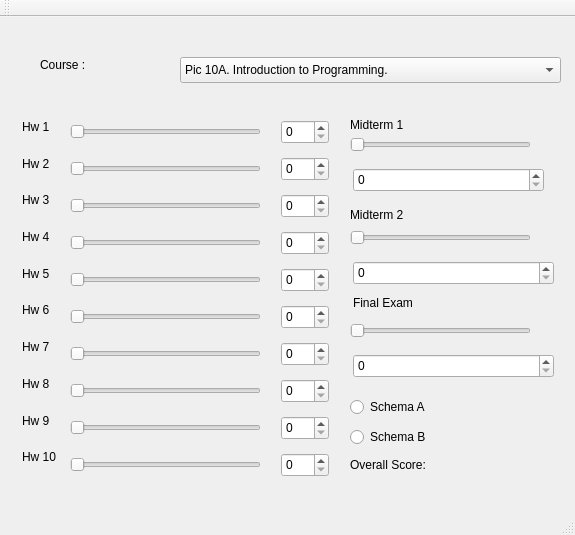
This is mainwindow.ui in Saahil12/10C-HW2 as Qt 5 draws it before an edit. The edited form follows.
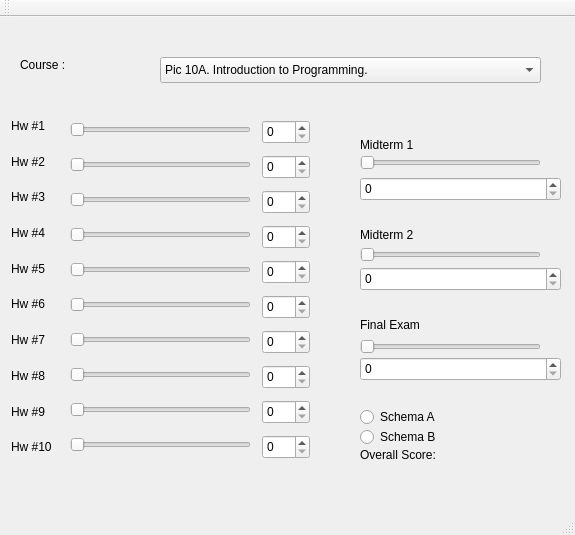
This is the edited form.

What changed in the file:
```diff
--- a/mainwindow.ui
+++ b/mainwindow.ui
@@ -17,7 +17,7 @@
    <widget class="QComboBox" name="comboBox">
     <property name="geometry">
      <rect>
-      <x>180</x>
+      <x>160</x>
       <y>40</y>
       <width>381</width>
       <height>26</height>
@@ -42,8 +42,8 @@
    <widget class="QRadioButton" name="radioButton">
     <property name="geometry">
      <rect>
-      <x>350</x>
-      <y>380</y>
+      <x>360</x>
+      <y>390</y>
       <width>100</width>
       <height>20</height>
      </rect>
@@ -55,7 +55,7 @@
    <widget class="QRadioButton" name="radioButton_2">
     <property name="geometry">
      <rect>
-      <x>350</x>
+      <x>360</x>
       <y>410</y>
       <width>100</width>
       <height>20</height>
@@ -68,7 +68,7 @@
    <widget class="QLabel" name="label_course">
     <property name="geometry">
      <rect>
-      <x>40</x>
+      <x>20</x>
       <y>40</y>
       <width>60</width>
       <height>16</height>
@@ -81,8 +81,8 @@
    <widget class="QLabel" name="label_overallScore">
     <property name="geometry">
      <rect>
-      <x>350</x>
-      <y>440</y>
+      <x>360</x>
+      <y>430</y>
       <width>91</width>
       <height>16</height>
      </rect>
@@ -94,8 +94,8 @@
    <widget class="QLabel" name="label_14">
     <property name="geometry">
      <rect>
-      <x>440</x>
-      <y>440</y>
+      <x>450</x>
+      <y>430</y>
       <width>60</width>
       <height>16</height>
      </rect>
@@ -104,77 +104,25 @@
      <string/>
     </property>
    </widget>
-   <widget class="QSlider" name="horizontalSlider_10">
+   <widget class="QLabel" name="label">
     <property name="geometry">
      <rect>
-      <x>70</x>
-      <y>437</y>
-      <width>191</width>
-      <height>22</height>
+      <x>11</x>
+      <y>101</y>
+      <width>38</width>
+      <height>16</height>
      </rect>
     </property>
-    <property name="orientation">
-     <enum>Qt::Horizontal</enum>
-    </property>
-   </widget>
-   <widget class="QSlider" name="horizontalSlider_5">
-    <property name="geometry">
-     <rect>
-      <x>70</x>
-      <y>252</y>
-      <width>191</width>
-      <height>22</height>
-     </rect>
-    </property>
-    <property name="orientation">
-     <enum>Qt::Horizontal</enum>
-    </property>
-   </widget>
-   <widget class="QSlider" name="horizontalSlider_7">
-    <property name="geometry">
-     <rect>
-      <x>70</x>
-      <y>326</y>
-      <width>191</width>
-      <height>22</height>
-     </rect>
-    </property>
-    <property name="orientation">
-     <enum>Qt::Horizontal</enum>
-    </property>
-   </widget>
-   <widget class="QSlider" name="horizontalSlider_9">
-    <property name="geometry">
-     <rect>
-      <x>70</x>
-      <y>400</y>
-      <width>191</width>
-      <height>22</height>
-     </rect>
-    </property>
-    <property name="orientation">
-     <enum>Qt::Horizontal</enum>
-    </property>
-   </widget>
-   <widget class="QSlider" name="horizontalSlider_3">
-    <property name="geometry">
-     <rect>
-      <x>70</x>
-      <y>178</y>
-      <width>191</width>
-      <height>22</height>
-     </rect>
-    </property>
-    <property name="orientation">
-     <enum>Qt::Horizontal</enum>
+    <property name="text">
+     <string>Hw #1</string>
     </property>
    </widget>
    <widget class="QSlider" name="horizontalSlider">
     <property name="geometry">
      <rect>
       <x>70</x>
-      <y>104</y>
-      <width>191</width>
+      <y>102</y>
+      <width>181</width>
       <height>22</height>
      </rect>
     </property>
@@ -182,12 +130,64 @@
      <enum>Qt::Horizontal</enum>
     </property>
    </widget>
+   <widget class="QSlider" name="horizontalSlider_2">
+    <property name="geometry">
+     <rect>
+      <x>70</x>
+      <y>137</y>
+      <width>181</width>
+      <height>22</height>
+     </rect>
+    </property>
+    <property name="orientation">
+     <enum>Qt::Horizontal</enum>
+    </property>
+   </widget>
+   <widget class="QLabel" name="label_2">
+    <property name="geometry">
+     <rect>
+      <x>11</x>
+      <y>137</y>
+      <width>40</width>
+      <height>16</height>
+     </rect>
+    </property>
+    <property name="text">
+     <string>Hw #2</string>
+    </property>
+   </widget>
+   <widget class="QSlider" name="horizontalSlider_3">
+    <property name="geometry">
+     <rect>
+      <x>70</x>
+      <y>172</y>
+      <width>181</width>
+      <height>22</height>
+     </rect>
+    </property>
+    <property name="orientation">
+     <enum>Qt::Horizontal</enum>
+    </property>
+   </widget>
+   <widget class="QLabel" name="label_3">
+    <property name="geometry">
+     <rect>
+      <x>11</x>
+      <y>172</y>
+      <width>40</width>
+      <height>16</height>
+     </rect>
+    </property>
+    <property name="text">
+     <string>Hw #3</string>
+    </property>
+   </widget>
    <widget class="QSlider" name="horizontalSlider_4">
     <property name="geometry">
      <rect>
       <x>70</x>
-      <y>215</y>
-      <width>191</width>
+      <y>207</y>
+      <width>181</width>
       <height>22</height>
      </rect>
     </property>
@@ -195,12 +195,51 @@
      <enum>Qt::Horizontal</enum>
     </property>
    </widget>
+   <widget class="QLabel" name="label_4">
+    <property name="geometry">
+     <rect>
+      <x>11</x>
+      <y>208</y>
+      <width>61</width>
+      <height>16</height>
+     </rect>
+    </property>
+    <property name="text">
+     <string>Hw #4</string>
+    </property>
+   </widget>
+   <widget class="QSlider" name="horizontalSlider_5">
+    <property name="geometry">
+     <rect>
+      <x>70</x>
+      <y>242</y>
+      <width>181</width>
+      <height>22</height>
+     </rect>
+    </property>
+    <property name="orientation">
+     <enum>Qt::Horizontal</enum>
+    </property>
+   </widget>
+   <widget class="QLabel" name="label_5">
+    <property name="geometry">
+     <rect>
+      <x>11</x>
+      <y>244</y>
+      <width>40</width>
+      <height>16</height>
+     </rect>
+    </property>
+    <property name="text">
+     <string>Hw #5</string>
+    </property>
+   </widget>
    <widget class="QSlider" name="horizontalSlider_6">
     <property name="geometry">
      <rect>
       <x>70</x>
-      <y>289</y>
-      <width>191</width>
+      <y>277</y>
+      <width>181</width>
       <height>22</height>
      </rect>
     </property>
@@ -208,12 +247,25 @@
      <enum>Qt::Horizontal</enum>
     </property>
    </widget>
-   <widget class="QSlider" name="horizontalSlider_2">
+   <widget class="QLabel" name="label_6">
+    <property name="geometry">
+     <rect>
+      <x>11</x>
+      <y>279</y>
+      <width>40</width>
+      <height>16</height>
+     </rect>
+    </property>
+    <property name="text">
+     <string>Hw #6</string>
+    </property>
+   </widget>
+   <widget class="QSlider" name="horizontalSlider_7">
     <property name="geometry">
      <rect>
       <x>70</x>
-      <y>141</y>
-      <width>191</width>
+      <y>312</y>
+      <width>181</width>
       <height>22</height>
      </rect>
     </property>
@@ -221,12 +273,25 @@
      <enum>Qt::Horizontal</enum>
     </property>
    </widget>
+   <widget class="QLabel" name="label_7">
+    <property name="geometry">
+     <rect>
+      <x>11</x>
+      <y>315</y>
+      <width>39</width>
+      <height>16</height>
+     </rect>
+    </property>
+    <property name="text">
+     <string>Hw #7</string>
+    </property>
+   </widget>
    <widget class="QSlider" name="horizontalSlider_8">
     <property name="geometry">
      <rect>
       <x>70</x>
-      <y>363</y>
-      <width>191</width>
+      <y>347</y>
+      <width>181</width>
       <height>22</height>
      </rect>
     </property>
@@ -234,11 +299,76 @@
      <enum>Qt::Horizontal</enum>
     </property>
    </widget>
+   <widget class="QLabel" name="label_8">
+    <property name="geometry">
+     <rect>
+      <x>11</x>
+      <y>351</y>
+      <width>40</width>
+      <height>16</height>
+     </rect>
+    </property>
+    <property name="text">
+     <string>Hw #8</string>
+    </property>
+   </widget>
+   <widget class="QSlider" name="horizontalSlider_9">
+    <property name="geometry">
+     <rect>
+      <x>70</x>
+      <y>382</y>
+      <width>181</width>
+      <height>22</height>
+     </rect>
+    </property>
+    <property name="orientation">
+     <enum>Qt::Horizontal</enum>
+    </property>
+   </widget>
+   <widget class="QLabel" name="label_9">
+    <property name="geometry">
+     <rect>
+      <x>11</x>
+      <y>387</y>
+      <width>40</width>
+      <height>16</height>
+     </rect>
+    </property>
+    <property name="text">
+     <string>Hw #9</string>
+    </property>
+   </widget>
+   <widget class="QSlider" name="horizontalSlider_10">
+    <property name="geometry">
+     <rect>
+      <x>70</x>
+      <y>417</y>
+      <width>181</width>
+      <height>22</height>
+     </rect>
+    </property>
+    <property name="orientation">
+     <enum>Qt::Horizontal</enum>
+    </property>
+   </widget>
+   <widget class="QLabel" name="label_10">
+    <property name="geometry">
+     <rect>
+      <x>11</x>
+      <y>422</y>
+      <width>46</width>
+      <height>16</height>
+     </rect>
+    </property>
+    <property name="text">
+     <string>Hw #10</string>
+    </property>
+   </widget>
    <widget class="QSpinBox" name="spinBox_2">
     <property name="geometry">
      <rect>
-      <x>281</x>
-      <y>140</y>
+      <x>262</x>
+      <y>138</y>
       <width>48</width>
       <height>24</height>
      </rect>
@@ -247,8 +377,8 @@
    <widget class="QSpinBox" name="spinBox_3">
     <property name="geometry">
      <rect>
-      <x>281</x>
-      <y>177</y>
+      <x>262</x>
+      <y>173</y>
       <width>48</width>
       <height>24</height>
      </rect>
@@ -257,8 +387,8 @@
    <widget class="QSpinBox" name="spinBox_4">
     <property name="geometry">
      <rect>
-      <x>281</x>
-      <y>214</y>
+      <x>262</x>
+      <y>208</y>
       <width>48</width>
       <height>24</height>
      </rect>
@@ -267,8 +397,8 @@
    <widget class="QSpinBox" name="spinBox_5">
     <property name="geometry">
      <rect>
-      <x>281</x>
-      <y>251</y>
+      <x>262</x>
+      <y>243</y>
       <width>48</width>
       <height>24</height>
      </rect>
@@ -277,7 +407,7 @@
    <widget class="QSpinBox" name="spinBox">
     <property name="geometry">
      <rect>
-      <x>281</x>
+      <x>262</x>
       <y>103</y>
       <width>48</width>
       <height>24</height>
@@ -287,8 +417,8 @@
    <widget class="QSpinBox" name="spinBox_6">
     <property name="geometry">
      <rect>
-      <x>281</x>
-      <y>288</y>
+      <x>262</x>
+      <y>278</y>
       <width>48</width>
       <height>24</height>
      </rect>
@@ -297,8 +427,8 @@
    <widget class="QSpinBox" name="spinBox_7">
     <property name="geometry">
      <rect>
-      <x>281</x>
-      <y>325</y>
+      <x>262</x>
+      <y>313</y>
       <width>48</width>
       <height>24</height>
      </rect>
@@ -307,8 +437,8 @@
    <widget class="QSpinBox" name="spinBox_9">
     <property name="geometry">
      <rect>
-      <x>281</x>
-      <y>399</y>
+      <x>262</x>
+      <y>383</y>
       <width>48</width>
       <height>24</height>
      </rect>
@@ -317,8 +447,8 @@
    <widget class="QSpinBox" name="spinBox_10">
     <property name="geometry">
      <rect>
-      <x>281</x>
-      <y>436</y>
+      <x>262</x>
+      <y>418</y>
       <width>48</width>
       <height>24</height>
      </rect>
@@ -327,8 +457,8 @@
    <widget class="QSpinBox" name="spinBox_8">
     <property name="geometry">
      <rect>
-      <x>281</x>
-      <y>362</y>
+      <x>262</x>
+      <y>348</y>
       <width>48</width>
       <height>24</height>
      </rect>
@@ -337,8 +467,8 @@
    <widget class="QSlider" name="horizontalSlider_13">
     <property name="geometry">
      <rect>
-      <x>350</x>
-      <y>303</y>
+      <x>360</x>
+      <y>319</y>
       <width>181</width>
       <height>22</height>
      </rect>
@@ -350,8 +480,8 @@
    <widget class="QSlider" name="horizontalSlider_12">
     <property name="geometry">
      <rect>
-      <x>350</x>
-      <y>210</y>
+      <x>360</x>
+      <y>227</y>
       <width>181</width>
       <height>22</height>
      </rect>
@@ -363,8 +493,8 @@
    <widget class="QSlider" name="horizontalSlider_11">
     <property name="geometry">
      <rect>
-      <x>350</x>
-      <y>117</y>
+      <x>360</x>
+      <y>135</y>
       <width>181</width>
       <height>22</height>
      </rect>
@@ -376,9 +506,9 @@
    <widget class="QSpinBox" name="spinBox_11">
     <property name="geometry">
      <rect>
-      <x>353</x>
-      <y>151</y>
-      <width>191</width>
+      <x>360</x>
+      <y>160</y>
+      <width>201</width>
       <height>24</height>
      </rect>
     </property>
@@ -386,8 +516,8 @@
    <widget class="QSpinBox" name="spinBox_13">
     <property name="geometry">
      <rect>
-      <x>353</x>
-      <y>337</y>
+      <x>360</x>
+      <y>340</y>
       <width>201</width>
       <height>24</height>
      </rect>
@@ -396,8 +526,8 @@
    <widget class="QLabel" name="label_11">
     <property name="geometry">
      <rect>
-      <x>350</x>
-      <y>100</y>
+      <x>360</x>
+      <y>120</y>
       <width>60</width>
       <height>16</height>
      </rect>
@@ -409,8 +539,8 @@
    <widget class="QLabel" name="label_13">
     <property name="geometry">
      <rect>
-      <x>353</x>
-      <y>278</y>
+      <x>360</x>
+      <y>300</y>
       <width>65</width>
       <height>16</height>
      </rect>
@@ -422,8 +552,8 @@
    <widget class="QSpinBox" name="spinBox_12">
     <property name="geometry">
      <rect>
-      <x>353</x>
-      <y>244</y>
+      <x>360</x>
+      <y>250</y>
       <width>201</width>
       <height>24</height>
      </rect>
@@ -432,9 +562,9 @@
    <widget class="QLabel" name="label_12">
     <property name="geometry">
      <rect>
-      <x>350</x>
-      <y>190</y>
-      <width>91</width>
+      <x>360</x>
+      <y>210</y>
+      <width>81</width>
       <height>16</height>
      </rect>
     </property>
@@ -442,136 +572,6 @@
      <string>Midterm 2</string>
     </property>
    </widget>
-   <widget class="QLabel" name="label_7">
-    <property name="geometry">
-     <rect>
-      <x>22</x>
-      <y>322</y>
-      <width>31</width>
-      <height>16</height>
-     </rect>
-    </property>
-    <property name="text">
-     <string>Hw 7</string>
-    </property>
-   </widget>
-   <widget class="QLabel" name="label_6">
-    <property name="geometry">
-     <rect>
-      <x>22</x>
-      <y>285</y>
-      <width>32</width>
-      <height>16</height>
-     </rect>
-    </property>
-    <property name="text">
-     <string>Hw 6</string>
-    </property>
-   </widget>
-   <widget class="QLabel" name="label_3">
-    <property name="geometry">
-     <rect>
-      <x>22</x>
-      <y>175</y>
-      <width>32</width>
-      <height>16</height>
-     </rect>
-    </property>
-    <property name="text">
-     <string>Hw 3</string>
-    </property>
-   </widget>
-   <widget class="QLabel" name="label_8">
-    <property name="geometry">
-     <rect>
-      <x>22</x>
-      <y>359</y>
-      <width>32</width>
-      <height>16</height>
-     </rect>
-    </property>
-    <property name="text">
-     <string>Hw 8</string>
-    </property>
-   </widget>
-   <widget class="QLabel" name="label_5">
-    <property name="geometry">
-     <rect>
-      <x>22</x>
-      <y>249</y>
-      <width>32</width>
-      <height>16</height>
-     </rect>
-    </property>
-    <property name="text">
-     <string>Hw 5</string>
-    </property>
-   </widget>
-   <widget class="QLabel" name="label_9">
-    <property name="geometry">
-     <rect>
-      <x>22</x>
-      <y>396</y>
-      <width>32</width>
-      <height>16</height>
-     </rect>
-    </property>
-    <property name="text">
-     <string>Hw 9</string>
-    </property>
-   </widget>
-   <widget class="QLabel" name="label">
-    <property name="geometry">
-     <rect>
-      <x>22</x>
-      <y>102</y>
-      <width>30</width>
-      <height>16</height>
-     </rect>
-    </property>
-    <property name="text">
-     <string>Hw 1</string>
-    </property>
-   </widget>
-   <widget class="QLabel" name="label_10">
-    <property name="geometry">
-     <rect>
-      <x>22</x>
-      <y>432</y>
-      <width>38</width>
-      <height>16</height>
-     </rect>
-    </property>
-    <property name="text">
-     <string>Hw 10</string>
-    </property>
-   </widget>
-   <widget class="QLabel" name="label_2">
-    <property name="geometry">
-     <rect>
-      <x>22</x>
-      <y>139</y>
-      <width>31</width>
-      <height>16</height>
-     </rect>
-    </property>
-    <property name="text">
-     <string>Hw 2</string>
-    </property>
-   </widget>
-   <widget class="QLabel" name="label_4">
-    <property name="geometry">
-     <rect>
-      <x>22</x>
-      <y>212</y>
-      <width>32</width>
-      <height>16</height>
-     </rect>
-    </property>
-    <property name="text">
-     <string>Hw 4</string>
-    </property>
-   </widget>
   </widget>
   <widget class="QMenuBar" name="menuBar">
    <property name="geometry">
```
